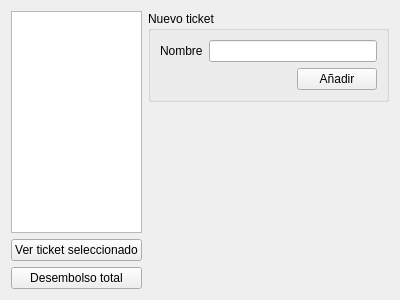
Before: the Qt Designer form ticketpanel.ui in RafaelGC/EasyReceipt, drawn with Qt 5.
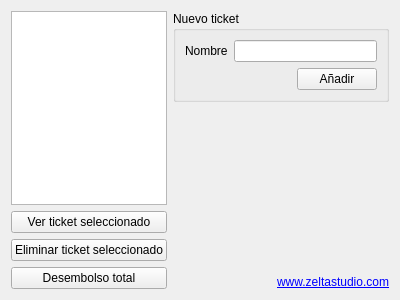
After: the same form once the commit is applied.

Commit message: -Implementada la posibilidad de eliminar tickets. -El algoritmo de reparto total ya está totalmente implementado. -Se permite guardar tanto ticket individuales como todos los tickets abiertos. -Cambios menores.

Diff of the .ui file:
```diff
--- a/ticketpanel.ui
+++ b/ticketpanel.ui
@@ -26,6 +26,13 @@
        </property>
       </widget>
      </item>
+     <item>
+      <widget class="QPushButton" name="deleteTicketBtn">
+       <property name="text">
+        <string>Eliminar ticket seleccionado</string>
+       </property>
+      </widget>
+     </item>
      <item>
       <widget class="QPushButton" name="totalPayoutBtn">
        <property name="text">
@@ -36,7 +43,7 @@
     </layout>
    </item>
    <item>
-    <layout class="QVBoxLayout" name="verticalLayout" stretch="1,0,0">
+    <layout class="QVBoxLayout" name="verticalLayout" stretch="1,0,0,0">
      <item>
       <widget class="QGroupBox" name="groupBox">
        <property name="sizePolicy">
@@ -109,6 +116,22 @@
        </property>
       </spacer>
      </item>
+     <item>
+      <widget class="QLabel" name="label_2">
+       <property name="text">
+        <string>&lt;a href=&quot;www.google.es&quot;&gt;www.zeltastudio.com&lt;/a&gt;</string>
+       </property>
+       <property name="alignment">
+        <set>Qt::AlignRight|Qt::AlignTrailing|Qt::AlignVCenter</set>
+       </property>
+       <property name="openExternalLinks">
+        <bool>true</bool>
+       </property>
+       <property name="textInteractionFlags">
+        <set>Qt::LinksAccessibleByKeyboard|Qt::LinksAccessibleByMouse|Qt::TextBrowserInteraction|Qt::TextSelectableByKeyboard|Qt::TextSelectableByMouse</set>
+       </property>
+      </widget>
+     </item>
      <item>
       <layout class="QHBoxLayout" name="horizontalLayout_3"/>
      </item>
```
Left out of the diff: 8 changed lines with no effect on the pictures. The commit also changes 29 other files.
